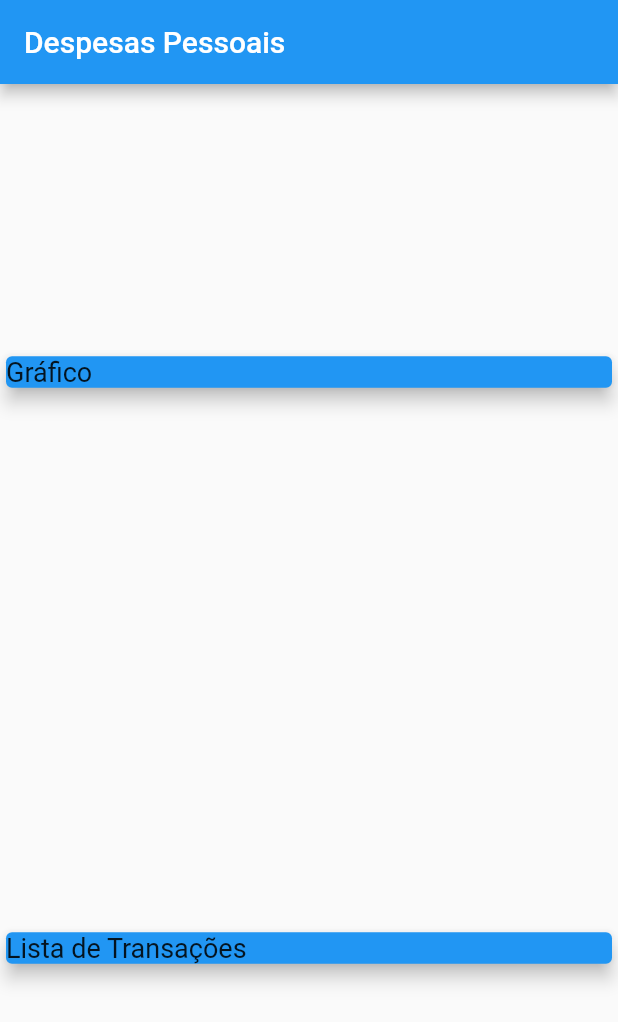
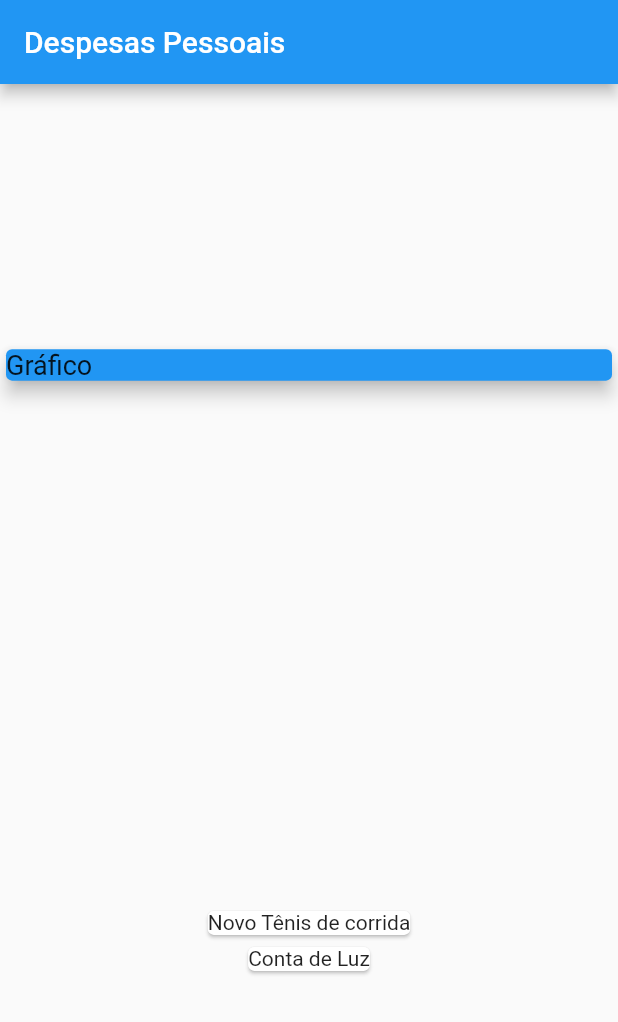
Before and after one commit to JairoAlves23/Udemy_Cod3r_Expenses, a Flutter app: the screen it shows after launch, on a phone screen of 412 x 824 dp. Shown: the top 1022 px of the screen. Run offline on Flutter 3.47's test engine with Material 2 defaults, Android fonts, the phone set to English and light mode, and no system bars.

Commit message:
Screenshot_1581892613_aula2

```diff
--- a/lib/home.dart
+++ b/lib/home.dart
@@ -14,10 +14,7 @@ class _HomeState extends State<Home> {
         value: 310.76,
         date: DateTime.now()),
     Transaction(
-        id: 't2',
-        title: 'Conta de Luz',
-        value: 211.30,
-        date: DateTime.now()),
+        id: 't2', title: 'Conta de Luz', value: 211.30, date: DateTime.now()),
   ];
 
   @override
@@ -40,15 +37,12 @@ class _HomeState extends State<Home> {
                 ),
               ),
             ),
-            Container(
-              child: Card(
-                color: Colors.blue,
-                elevation: 5,
-                child: Text(
-                  "Lista de Transações",
-                  style: TextStyle(fontSize: 18),
-                ),
-              ),
+            Column(
+              children: _transactions.map((tr) {
+                return Card(
+                  child: Text(tr.title),
+                );
+              }).toList(),
             )
           ],
         ));
--- a/pubspec.yaml
+++ b/pubspec.yaml
@@ -14,7 +14,7 @@ description: A new Flutter project.
 version: 1.0.0+1
 
 environment:
-  sdk: ">=2.1.0 <3.0.0"
+  sdk: ">=2.3.0 <3.0.0"
 
 dependencies:
   flutter:
```
Also changed, not shown: Screenshot_1581892613_aula2.png (added).
